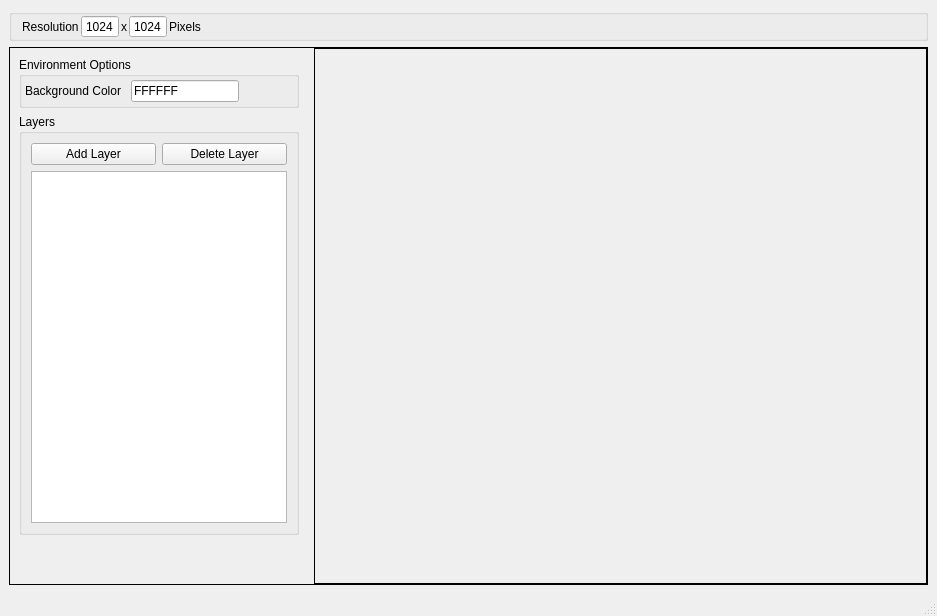
First picture: the form in src/mainwindow.ui, repository Abdul-AZ/livetexgen, before the edit.
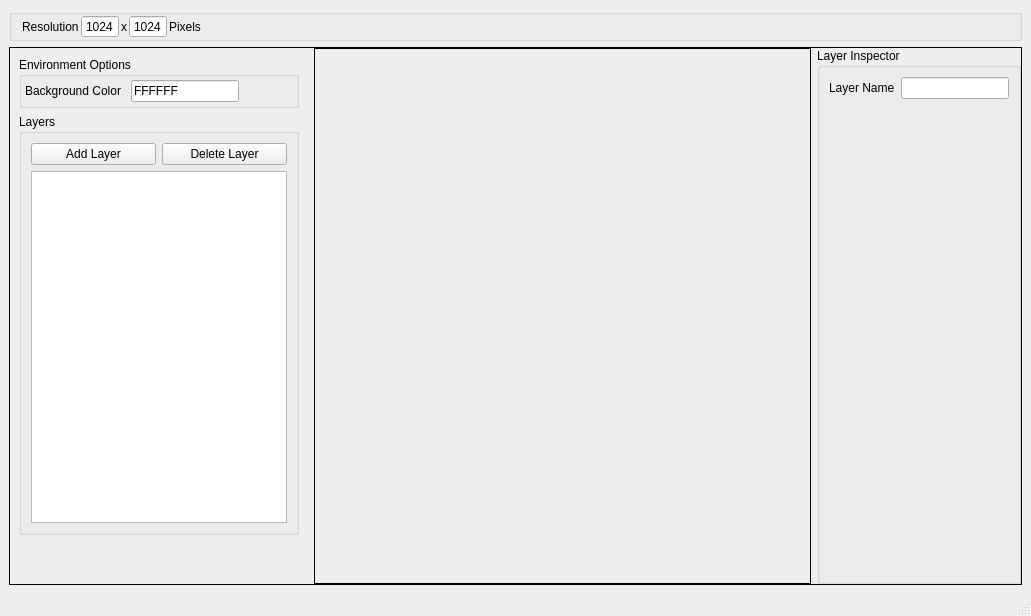
Second picture: the form after the edit. Custom widgets are drawn as their Qt base class.

Commit message: Add Layer Inspector panel and start implementing its controls

```diff
--- a/src/mainwindow.ui
+++ b/src/mainwindow.ui
@@ -6,7 +6,7 @@
    <rect>
     <x>0</x>
     <y>0</y>
-    <width>937</width>
+    <width>1031</width>
     <height>616</height>
    </rect>
   </property>
@@ -359,6 +359,31 @@
          </property>
         </widget>
        </item>
+       <item>
+        <widget class="QGroupBox" name="LayerInspector">
+         <property name="sizePolicy">
+          <sizepolicy hsizetype="Maximum" vsizetype="Preferred">
+           <horstretch>0</horstretch>
+           <verstretch>0</verstretch>
+          </sizepolicy>
+         </property>
+         <property name="title">
+          <string>Layer Inspector</string>
+         </property>
+         <layout class="QFormLayout" name="formLayout_2">
+          <item row="0" column="0">
+           <widget class="QLabel" name="LayerNameLabel">
+            <property name="text">
+             <string>Layer Name</string>
+            </property>
+           </widget>
+          </item>
+          <item row="0" column="1">
+           <widget class="QLineEdit" name="LayerNameLineEdit"/>
+          </item>
+         </layout>
+        </widget>
+       </item>
       </layout>
      </widget>
     </item>
```
The commit also changes 6 other files.
